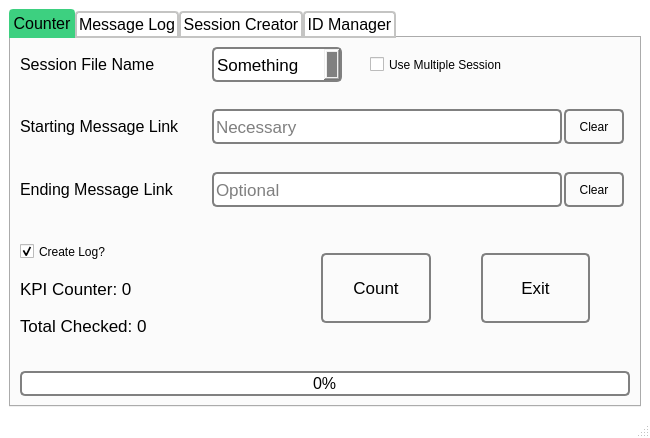
The window that resource/Design.ui (TheRustyPickle/Telecounter) describes before a commit, drawn with Qt 5.
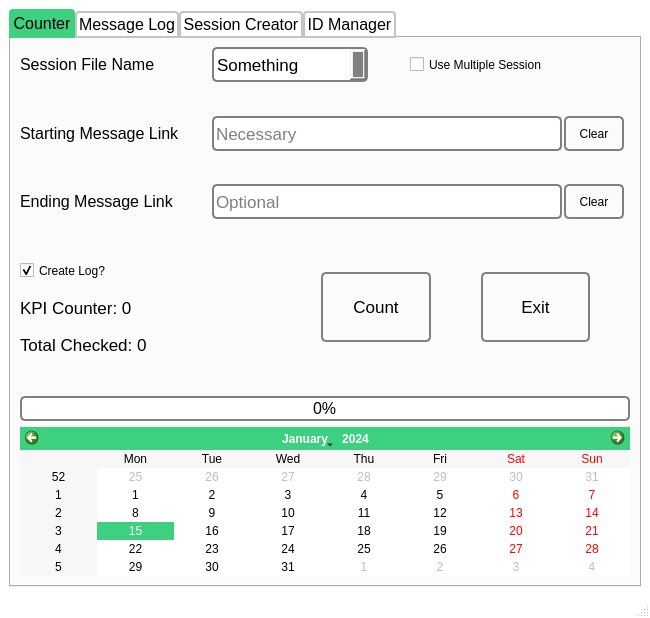
The same window after the commit.

```diff
--- a/resource/Design.ui
+++ b/resource/Design.ui
@@ -7,7 +7,7 @@
     <x>0</x>
     <y>0</y>
     <width>650</width>
-    <height>438</height>
+    <height>618</height>
    </rect>
   </property>
   <property name="maximumSize">
@@ -28,14 +28,18 @@
   </property>
   <widget class="QWidget" name="centralwidget">
    <property name="styleSheet">
-    <string notr="true">QWidget{
+    <string notr="true">QWidget {
 selection-background-color: #3DD080;}
 
 QLineEdit:focus{
 background-color: #3DD080;}
 
 QComboBox:focus{
-background-color: #3DD080;}</string>
+background-color: #3DD080;}
+
+QCalendarWidget{
+selection-background-color: red;}
+</string>
    </property>
    <layout class="QVBoxLayout" name="verticalLayout_3">
     <item>
@@ -209,12 +213,19 @@
 background-color : grey;
 }
 
+QComboBox::down-arrow:hover
+{
+background-color : green;
+}
+
 QPushButton:pressed{
 background-color: #8BFFB4;
 border-style: inset;
 }
 
-</string>
+QCheckBox:hover{
+color: #48E48F
+}</string>
       </property>
       <property name="tabPosition">
        <enum>QTabWidget::North</enum>
@@ -299,7 +310,7 @@
             </property>
             <property name="minimumSize">
              <size>
-              <width>130</width>
+              <width>150</width>
               <height>30</height>
              </size>
             </property>
@@ -344,6 +355,9 @@
             <property name="orientation">
              <enum>Qt::Horizontal</enum>
             </property>
+            <property name="sizeType">
+             <enum>QSizePolicy::Fixed</enum>
+            </property>
             <property name="sizeHint" stdset="0">
              <size>
               <width>40</width>
@@ -375,7 +389,7 @@
             </property>
             <property name="sizeHint" stdset="0">
              <size>
-              <width>80</width>
+              <width>40</width>
               <height>20</height>
              </size>
             </property>
@@ -961,6 +975,12 @@
           </item>
          </layout>
         </item>
+        <item>
+         <widget class="QCalendarWidget" name="calender"/>
+        </item>
+        <item>
+         <layout class="QHBoxLayout" name="horizontalLayout_10"/>
+        </item>
        </layout>
       </widget>
       <widget class="QWidget" name="tab_3">
```
Left out of the diff: 5 changed lines with no effect on the pictures.
